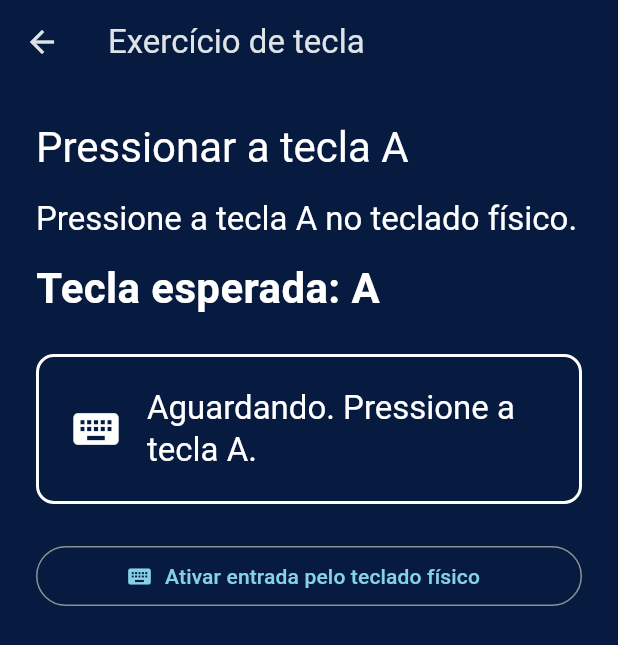
After one commit to STI-Mobile/digitavox-criancas, a Flutter app: the screen it shows after launch, after a tap on an icon or button, on a phone screen of 412 x 824 dp. The commit adds this screen. Shown: the top 645 px of the screen. Run offline on Flutter 3.47's test engine with Material 3 defaults, Android fonts, the phone set to English and light mode, and no system bars.

Commit message:
feat(exercício): implementa fluxo de digitação por tecla

```diff
--- /dev/null
+++ b/lib/src/application/exercise_session_view_model.dart
@@ -0,0 +1,65 @@
+import 'package:flutter/foundation.dart';
+
+import '../domain/content/course_catalog.dart';
+import '../domain/exercise/key_exercise_evaluator.dart';
+
+enum ExerciseSessionStatus {
+  waitingForInput,
+  correctAnswer,
+  incorrectAnswer,
+  completed,
+}
+
+final class ExerciseSessionViewModel extends ChangeNotifier {
+  ExerciseSessionViewModel({
+    required this.exercise,
+    required this.onCompleted,
+    this.evaluator = const KeyExerciseEvaluator(),
+  });
+
+  final Exercise exercise;
+  final Future<void> Function() onCompleted;
+  final KeyExerciseEvaluator evaluator;
+
+  ExerciseSessionStatus _status = ExerciseSessionStatus.waitingForInput;
+  String? _lastInput;
+  bool _isDisposed = false;
+
+  ExerciseSessionStatus get status => _status;
+  String? get lastInput => _lastInput;
+
+  Future<void> handleInput(String? input) async {
+    if (_status == ExerciseSessionStatus.correctAnswer ||
+        _status == ExerciseSessionStatus.completed) {
+      return;
+    }
+
+    final evaluation = evaluator.evaluate(exercise: exercise, input: input);
+    if (evaluation == KeyExerciseEvaluation.ignored) {
+      return;
+    }
+
+    _lastInput = input;
+    if (evaluation == KeyExerciseEvaluation.incorrect) {
+      _status = ExerciseSessionStatus.incorrectAnswer;
+      notifyListeners();
+      return;
+    }
+
+    _status = ExerciseSessionStatus.correctAnswer;
+    notifyListeners();
+    await onCompleted();
+
+    if (_isDisposed) {
+      return;
+    }
+    _status = ExerciseSessionStatus.completed;
+    notifyListeners();
+  }
+
+  @override
+  void dispose() {
+    _isDisposed = true;
+    super.dispose();
+  }
+}
--- a/lib/src/domain/content/course_catalog.dart
+++ b/lib/src/domain/content/course_catalog.dart
@@ -23,13 +23,16 @@ final class Exercise {
     required this.title,
     required this.type,
     required this.prompt,
+    this.expectedInput,
     this.minimumRepetitions,
     this.timeLimitSeconds,
-  });
+  }) : assert(type != ExerciseType.key || expectedInput != null);
 
   factory Exercise.fromJson(Map<String, Object?> json) {
+    final type = ExerciseType.parse(_requiredString(json, 'type'));
     final minimumRepetitions = json['minimumRepetitions'];
     final timeLimitSeconds = json['timeLimitSeconds'];
+    final expectedInput = json['expectedInput'];
 
     if (minimumRepetitions != null &&
         (minimumRepetitions is! int || minimumRepetitions < 1)) {
@@ -43,12 +46,25 @@ final class Exercise {
         'timeLimitSeconds deve ser um inteiro positivo.',
       );
     }
+    if (expectedInput != null &&
+        (expectedInput is! String ||
+            !_isSinglePrintableCharacter(expectedInput))) {
+      throw const CourseContentFormatException(
+        'expectedInput deve representar exatamente uma tecla.',
+      );
+    }
+    if (type == ExerciseType.key && expectedInput == null) {
+      throw const CourseContentFormatException(
+        'Exercícios de tecla exigem o campo expectedInput.',
+      );
+    }
 
     return Exercise(
       id: _requiredString(json, 'id'),
       title: _requiredString(json, 'title'),
-      type: ExerciseType.parse(_requiredString(json, 'type')),
+      type: type,
       prompt: _requiredString(json, 'prompt'),
+      expectedInput: expectedInput as String?,
       minimumRepetitions: minimumRepetitions as int?,
       timeLimitSeconds: timeLimitSeconds as int?,
     );
@@ -58,6 +74,7 @@ final class Exercise {
   final String title;
   final ExerciseType type;
   final String prompt;
+  final String? expectedInput;
   final int? minimumRepetitions;
   final int? timeLimitSeconds;
 }
@@ -164,7 +181,7 @@ final class CourseCatalogDocument {
 
   factory CourseCatalogDocument.fromJson(Map<String, Object?> json) {
     final schemaVersion = json['schemaVersion'];
-    if (schemaVersion != 1) {
+    if (schemaVersion != 2) {
       throw CourseContentFormatException(
         'Versão de schema não suportada: $schemaVersion.',
       );
@@ -247,3 +264,11 @@ void _requireUniqueIds(Iterable<String> ids, String entityName) {
     }
   }
 }
+
+bool _isSinglePrintableCharacter(String value) {
+  if (value.runes.length != 1) {
+    return false;
+  }
+  final codePoint = value.runes.single;
+  return codePoint >= 0x20 && codePoint != 0x7f;
+}
--- /dev/null
+++ b/lib/src/domain/exercise/key_exercise_evaluator.dart
@@ -0,0 +1,35 @@
+import '../content/course_catalog.dart';
+
+enum KeyExerciseEvaluation { correct, incorrect, ignored }
+
+final class KeyExerciseEvaluator {
+  const KeyExerciseEvaluator();
+
+  KeyExerciseEvaluation evaluate({
+    required Exercise exercise,
+    required String? input,
+  }) {
+    if (exercise.type != ExerciseType.key || exercise.expectedInput == null) {
+      throw ArgumentError.value(
+        exercise.type,
+        'exercise',
+        'deve ser um exercício de tecla com entrada esperada',
+      );
+    }
+    if (input == null || !_isSinglePrintableCharacter(input)) {
+      return KeyExerciseEvaluation.ignored;
+    }
+
+    return input.toLowerCase() == exercise.expectedInput!.toLowerCase()
+        ? KeyExerciseEvaluation.correct
+        : KeyExerciseEvaluation.incorrect;
+  }
+}
+
+bool _isSinglePrintableCharacter(String value) {
+  if (value.runes.length != 1) {
+    return false;
+  }
+  final codePoint = value.runes.single;
+  return codePoint >= 0x20 && codePoint != 0x7f;
+}
--- a/lib/src/presentation/course_home_screen.dart
+++ b/lib/src/presentation/course_home_screen.dart
@@ -6,6 +6,7 @@ import 'package:flutter/semantics.dart';
 import '../application/course_catalog_view_model.dart';
 import '../domain/content/course_catalog.dart';
 import '../domain/progress/progress_repository.dart';
+import 'exercise_screen.dart';
 
 final class CourseHomeScreen extends StatefulWidget {
   const CourseHomeScreen({
@@ -157,13 +158,13 @@ final class _ReadyContent extends StatelessWidget {
             ),
           ),
           const SizedBox(height: 20),
-          ..._courseSections(course),
+          ..._courseSections(context, course),
         ],
       ),
     );
   }
 
-  Iterable<Widget> _courseSections(Course course) sync* {
+  Iterable<Widget> _courseSections(BuildContext context, Course course) sync* {
     var sortOrder = 4.0;
     for (final module in course.modules) {
       yield Semantics(
@@ -185,6 +186,9 @@ final class _ReadyContent extends StatelessWidget {
         yield const SizedBox(height: 8);
 
         for (final exercise in lesson.exercises) {
+          final isSupported =
+              exercise.type == ExerciseType.key &&
+              exercise.expectedInput != null;
           final completed = viewModel.isExerciseCompleted(
             courseId: course.id,
             lessonId: lesson.id,
@@ -195,21 +199,34 @@ final class _ReadyContent extends StatelessWidget {
             child: Semantics(
               sortKey: OrdinalSortKey(sortOrder++),
               button: true,
+              enabled: isSupported,
               label:
                   '${exercise.title}. ${exercise.prompt} '
-                  '${completed ? 'Concluído' : 'Não concluído'}',
+                  '${completed ? 'Concluído' : 'Não concluído'}. '
+                  '${isSupported ? 'Iniciar exercício' : 'Ainda não disponível'}',
               child: ExcludeSemantics(
                 child: ElevatedButton.icon(
-                  onPressed: () => viewModel.completeExercise(
-                    courseId: course.id,
-                    lessonId: lesson.id,
-                    exerciseId: exercise.id,
-                  ),
+                  onPressed: isSupported
+                      ? () => unawaited(
+                          Navigator.of(context).push<void>(
+                            MaterialPageRoute<void>(
+                              builder: (context) => ExerciseScreen(
+                                exercise: exercise,
+                                onCompleted: () => viewModel.completeExercise(
+                                  courseId: course.id,
+                                  lessonId: lesson.id,
+                                  exerciseId: exercise.id,
+                                ),
+                              ),
+                            ),
+                          ),
+                        )
+                      : null,
                   icon: Icon(completed ? Icons.check_circle : Icons.play_arrow),
                   label: Text(
                     completed
-                        ? '${exercise.title} — concluído'
-                        : exercise.title,
+                        ? 'Refazer ${exercise.title} — concluído'
+                        : 'Iniciar ${exercise.title}',
                   ),
                 ),
               ),
--- /dev/null
+++ b/lib/src/presentation/exercise_screen.dart
@@ -0,0 +1,190 @@
+import 'dart:async';
+
+import 'package:flutter/material.dart';
+import 'package:flutter/services.dart';
+
+import '../application/exercise_session_view_model.dart';
+import '../domain/content/course_catalog.dart';
+import '../infrastructure/input/physical_keyboard_input_interpreter.dart';
+
+final class ExerciseScreen extends StatefulWidget {
+  const ExerciseScreen({
+    required this.exercise,
+    required this.onCompleted,
+    super.key,
+  });
+
+  final Exercise exercise;
+  final Future<void> Function() onCompleted;
+
+  @override
+  State<ExerciseScreen> createState() => _ExerciseScreenState();
+}
+
+final class _ExerciseScreenState extends State<ExerciseScreen> {
+  static const _inputInterpreter = PhysicalKeyboardInputInterpreter();
+
+  late final ExerciseSessionViewModel _viewModel;
+  late final FocusNode _keyboardFocusNode;
+
+  @override
+  void initState() {
+    super.initState();
+    _viewModel = ExerciseSessionViewModel(
+      exercise: widget.exercise,
+      onCompleted: widget.onCompleted,
+    );
+    _keyboardFocusNode = FocusNode(debugLabel: 'entrada do exercício');
+  }
+
+  @override
+  void dispose() {
+    _keyboardFocusNode.dispose();
+    _viewModel.dispose();
+    super.dispose();
+  }
+
+  KeyEventResult _handleKeyEvent(FocusNode node, KeyEvent event) {
+    final input = _inputInterpreter.interpret(event);
+    if (event is KeyDownEvent) {
+      unawaited(_viewModel.handleInput(input));
+    }
+    return input == null ? KeyEventResult.ignored : KeyEventResult.handled;
+  }
+
+  @override
+  Widget build(BuildContext context) {
+    final expectedInput = widget.exercise.expectedInput!.toUpperCase();
+
+    return Scaffold(
+      appBar: AppBar(title: const Text('Exercício de tecla')),
+      body: SafeArea(
+        child: Focus(
+          autofocus: true,
+          focusNode: _keyboardFocusNode,
+          onKeyEvent: _handleKeyEvent,
+          child: AnimatedBuilder(
+            animation: _viewModel,
+            builder: (context, _) => ListView(
+              padding: const EdgeInsets.all(24),
+              children: [
+                Semantics(
+                  header: true,
+                  child: Text(
+                    widget.exercise.title,
+                    style: Theme.of(context).textTheme.headlineMedium,
+                  ),
+                ),
+                const SizedBox(height: 16),
+                Semantics(
+                  label:
+                      '${widget.exercise.prompt} '
+                      'A tecla esperada é $expectedInput.',
+                  child: ExcludeSemantics(
+                    child: Column(
+                      crossAxisAlignment: CrossAxisAlignment.start,
+                      children: [
+                        Text(
+                          widget.exercise.prompt,
+                          style: Theme.of(context).textTheme.titleLarge,
+                        ),
+                        const SizedBox(height: 12),
+                        Text(
+                          'Tecla esperada: $expectedInput',
+                          style: const TextStyle(
+                            fontSize: 28,
+                            fontWeight: FontWeight.bold,
+                          ),
+                        ),
+                      ],
+                    ),
+                  ),
+                ),
+                const SizedBox(height: 24),
+                _ExerciseFeedback(
+                  status: _viewModel.status,
+                  expectedInput: expectedInput,
+                  lastInput: _viewModel.lastInput,
+                ),
+                const SizedBox(height: 24),
+                if (_viewModel.status != ExerciseSessionStatus.completed)
+                  OutlinedButton.icon(
+                    onPressed: _keyboardFocusNode.requestFocus,
+                    icon: const Icon(Icons.keyboard),
+                    label: const Text('Ativar entrada pelo teclado físico'),
+                  ),
+                if (_viewModel.status == ExerciseSessionStatus.completed)
+                  ElevatedButton.icon(
+                    onPressed: () => Navigator.of(context).pop(),
+                    icon: const Icon(Icons.arrow_back),
+                    label: const Text('Voltar à lição'),
+                  ),
+              ],
+            ),
+          ),
+        ),
+      ),
+    );
+  }
+}
+
+final class _ExerciseFeedback extends StatelessWidget {
+  const _ExerciseFeedback({
+    required this.status,
+    required this.expectedInput,
+    required this.lastInput,
+  });
+
+  final ExerciseSessionStatus status;
+  final String expectedInput;
+  final String? lastInput;
+
+  @override
+  Widget build(BuildContext context) {
+    final (icon, message) = switch (status) {
+      ExerciseSessionStatus.waitingForInput => (
+        Icons.keyboard,
+        'Aguardando. Pressione a tecla $expectedInput.',
+      ),
+      ExerciseSessionStatus.incorrectAnswer => (
+        Icons.cancel_outlined,
+        'Tecla ${lastInput?.toUpperCase()} incorreta. Tente novamente.',
+      ),
+      ExerciseSessionStatus.correctAnswer => (
+        Icons.check_circle_outline,
+        'Correto!',
+      ),
+      ExerciseSessionStatus.completed => (
+        Icons.celebration_outlined,
+        'Correto. Exercício concluído.',
+      ),
+    };
+
+    return Semantics(
+      container: true,
+      liveRegion: true,
+      label: message,
+      child: ExcludeSemantics(
+        child: Container(
+          padding: const EdgeInsets.all(20),
+          decoration: BoxDecoration(
+            border: Border.all(color: Colors.white, width: 2),
+            borderRadius: BorderRadius.circular(12),
+          ),
+          child: Row(
+            children: [
+              Icon(icon, size: 36),
+              const SizedBox(width: 16),
+              Expanded(
+                child: Text(
+                  message,
+                  style: Theme.of(context).textTheme.titleLarge,
+                ),
+              ),
+            ],
+          ),
+        ),
+      ),
+    );
+  }
+}
```
Also changed, not shown: assets/content/demo_course.json (+6 -5 lines), lib/src/infrastructure/input/physical_keyboard_input_interpreter.dart (added, +25 -0 lines).
